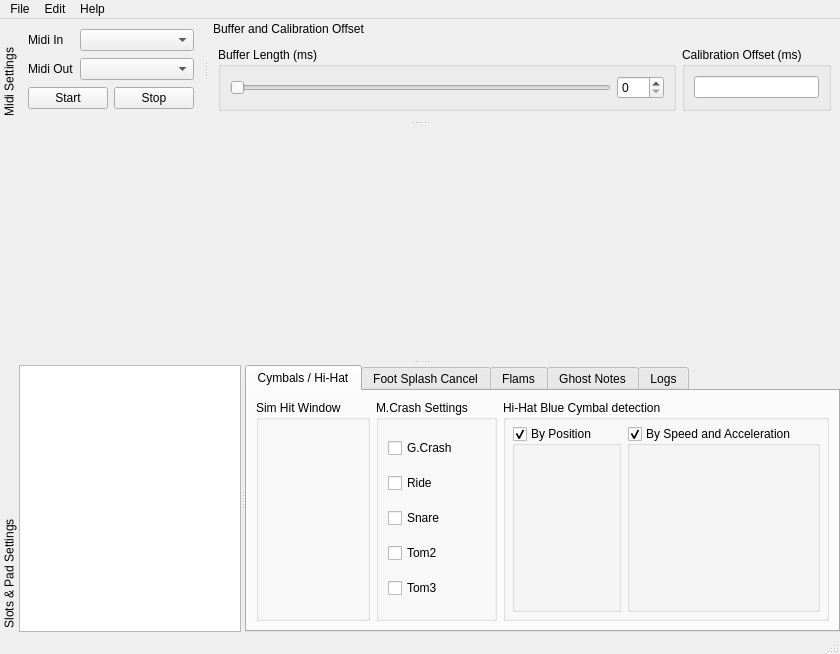
Before: the Qt Designer form src/MainWindow.ui in FromtonRouge/eProDrums, drawn with Qt 5.
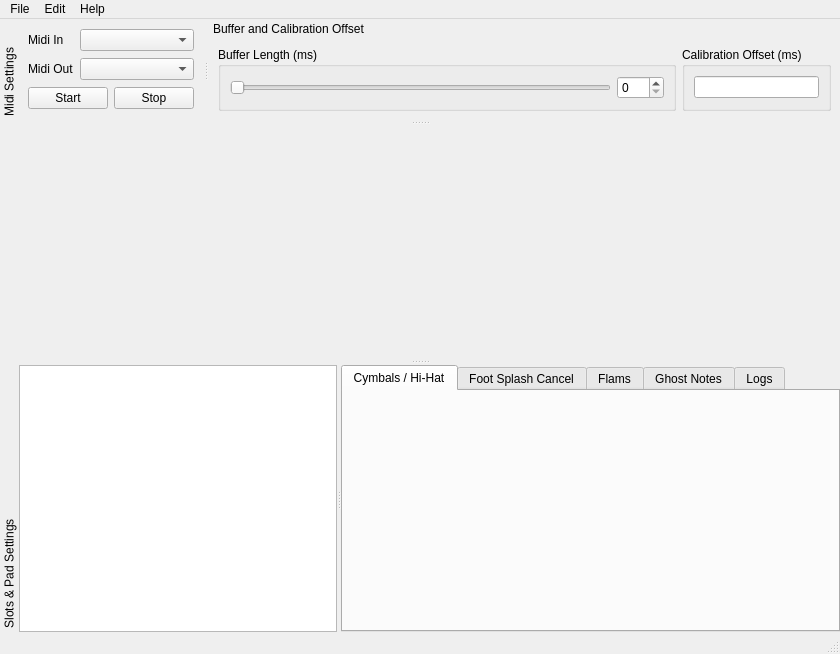
After: the same form once the commit is applied. Icons and pictures are not drawn.

Commit message: - Hi-hat acceleration no computed properly fixed - New parameters presentation

Patch:
```diff
--- a/src/MainWindow.ui
+++ b/src/MainWindow.ui
@@ -326,123 +326,7 @@
              </attribute>
              <layout class="QGridLayout" name="gridLayout_2">
               <item row="0" column="0">
-               <widget class="QGroupBox" name="groupBoxSimHit">
-                <property name="title">
-                 <string>Sim Hit Window</string>
-                </property>
-                <layout class="QGridLayout">
-                 <item row="0" column="0">
-                  <layout class="QGridLayout" name="gridLayoutSimHit"/>
-                 </item>
-                </layout>
-               </widget>
-              </item>
-              <item row="0" column="1">
-               <widget class="QGroupBox" name="groupBoxMutableCrashSettings">
-                <property name="sizePolicy">
-                 <sizepolicy hsizetype="Expanding" vsizetype="Expanding">
-                  <horstretch>0</horstretch>
-                  <verstretch>0</verstretch>
-                 </sizepolicy>
-                </property>
-                <property name="toolTip">
-                 <string>Mutable Crash Settings</string>
-                </property>
-                <property name="title">
-                 <string>M.Crash Settings</string>
-                </property>
-                <layout class="QGridLayout" name="gridLayoutCrashSettings">
-                 <item row="0" column="0">
-                  <widget class="QCheckBox" name="checkBoxMutableWithCrash">
-                   <property name="text">
-                    <string>G.Crash</string>
-                   </property>
-                  </widget>
-                 </item>
-                 <item row="1" column="0">
-                  <widget class="QCheckBox" name="checkBoxMutableWithRide">
-                   <property name="text">
-                    <string>Ride</string>
-                   </property>
-                  </widget>
-                 </item>
-                 <item row="2" column="0">
-                  <widget class="QCheckBox" name="checkBoxMutableWithSnare">
-                   <property name="text">
-                    <string>Snare</string>
-                   </property>
-                  </widget>
-                 </item>
-                 <item row="3" column="0">
-                  <widget class="QCheckBox" name="checkBoxMutableWithTom2">
-                   <property name="text">
-                    <string>Tom2</string>
-                   </property>
-                  </widget>
-                 </item>
-                 <item row="4" column="0">
-                  <widget class="QCheckBox" name="checkBoxMutableWithTom3">
-                   <property name="text">
-                    <string>Tom3</string>
-                   </property>
-                  </widget>
-                 </item>
-                </layout>
-               </widget>
-              </item>
-              <item row="0" column="2">
-               <widget class="QGroupBox" name="groupBoxHiHatControl">
-                <property name="sizePolicy">
-                 <sizepolicy hsizetype="Expanding" vsizetype="Preferred">
-                  <horstretch>0</horstretch>
-                  <verstretch>0</verstretch>
-                 </sizepolicy>
-                </property>
-                <property name="title">
-                 <string>Hi-Hat Blue Cymbal detection</string>
-                </property>
-                <layout class="QGridLayout" name="gridLayout_3">
-                 <property name="margin">
-                  <number>6</number>
-                 </property>
-                 <item row="0" column="0">
-                  <widget class="QGroupBox" name="groupBoxHiHatControlPos">
-                   <property name="title">
-                    <string>By Position</string>
-                   </property>
-                   <property name="checkable">
-                    <bool>true</bool>
-                   </property>
-                   <layout class="QGridLayout" name="gridLayout_4">
-                    <property name="margin">
-                     <number>6</number>
-                    </property>
-                    <item row="0" column="0">
-                     <layout class="QGridLayout" name="gridLayoutHiHatControlPos"/>
-                    </item>
-                   </layout>
-                  </widget>
-                 </item>
-                 <item row="0" column="1">
-                  <widget class="QGroupBox" name="groupBoxHiHatControlSpeed">
-                   <property name="title">
-                    <string>By Speed and Acceleration</string>
-                   </property>
-                   <property name="checkable">
-                    <bool>true</bool>
-                   </property>
-                   <layout class="QGridLayout" name="gridLayout_5">
-                    <property name="margin">
-                     <number>6</number>
-                    </property>
-                    <item row="0" column="0">
-                     <layout class="QGridLayout" name="gridLayoutHiHatControlSpeed"/>
-                    </item>
-                   </layout>
-                  </widget>
-                 </item>
-                </layout>
-               </widget>
+               <layout class="QGridLayout" name="gridLayoutHiHat"/>
               </item>
              </layout>
             </widget>
@@ -452,61 +336,7 @@
              </attribute>
              <layout class="QGridLayout" name="gridLayout_6">
               <item row="0" column="0">
-               <widget class="QGroupBox" name="groupBoxFootCancel1">
-                <property name="sizePolicy">
-                 <sizepolicy hsizetype="Expanding" vsizetype="Expanding">
-                  <horstretch>0</horstretch>
-                  <verstretch>0</verstretch>
-                 </sizepolicy>
-                </property>
-                <property name="title">
-                 <string>Cancel from Hi-Hat Control</string>
-                </property>
-                <property name="checkable">
-                 <bool>true</bool>
-                </property>
-                <layout class="QGridLayout" name="gridLayout_8">
-                 <item row="0" column="0">
-                  <layout class="QGridLayout" name="gridLayoutFootCancel1"/>
-                 </item>
-                </layout>
-               </widget>
-              </item>
-              <item row="0" column="1">
-               <widget class="QGroupBox" name="groupBoxFootCancel2">
-                <property name="sizePolicy">
-                 <sizepolicy hsizetype="Expanding" vsizetype="Expanding">
-                  <horstretch>0</horstretch>
-                  <verstretch>0</verstretch>
-                 </sizepolicy>
-                </property>
-                <property name="title">
-                 <string>Cancel from Hi-Hat Pedal</string>
-                </property>
-                <property name="checkable">
-                 <bool>true</bool>
-                </property>
-                <layout class="QGridLayout" name="gridLayout_7">
-                 <item row="0" column="0">
-                  <layout class="QGridLayout" name="gridLayoutFootCancel2"/>
-                 </item>
-                </layout>
-               </widget>
-              </item>
-              <item row="0" column="2">
-               <widget class="QGroupBox" name="groupBoxCancelOpenHit">
-                <property name="title">
-                 <string>Cancel while open</string>
-                </property>
-                <property name="checkable">
-                 <bool>true</bool>
-                </property>
-                <layout class="QGridLayout" name="gridLayout_16">
-                 <item row="0" column="0">
-                  <layout class="QGridLayout" name="gridLayoutCancelOpenHit"/>
-                 </item>
-                </layout>
-               </widget>
+               <layout class="QGridLayout" name="gridLayoutFootSplashCancel"/>
               </item>
              </layout>
             </widget>
@@ -519,6 +349,11 @@
              <attribute name="title">
               <string>Ghost Notes</string>
              </attribute>
+             <layout class="QGridLayout" name="gridLayout_3">
+              <item row="0" column="0">
+               <layout class="QGridLayout" name="gridLayoutGhostNotes"/>
+              </item>
+             </layout>
             </widget>
             <widget class="QWidget" name="tab_3">
              <attribute name="title">
```
The commit also changes 24 other files.
